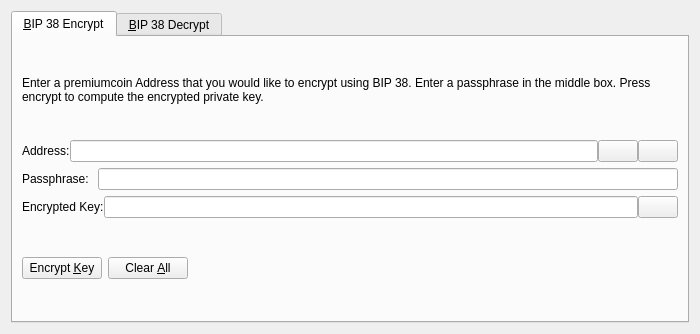
Micenas/antimony, file src/qt/forms/bip38tooldialog.ui: the form before one commit.
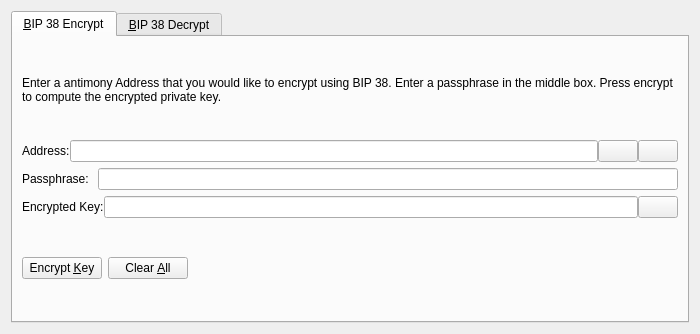
The form after the commit. The open tabs and pages were chosen to show the change. Icons and pictures are not drawn. Custom widgets are drawn as their Qt base class.

Patch:
```diff
--- a/src/qt/forms/bip38tooldialog.ui
+++ b/src/qt/forms/bip38tooldialog.ui
@@ -30,7 +30,7 @@
        <item>
         <widget class="QLabel" name="infoLabel_ENC">
          <property name="text">
-          <string>Enter a premiumcoin Address that you would like to encrypt using BIP 38. Enter a passphrase in the middle box. Press encrypt to compute the encrypted private key.</string>
+          <string>Enter a antimony Address that you would like to encrypt using BIP 38. Enter a passphrase in the middle box. Press encrypt to compute the encrypted private key.</string>
          </property>
          <property name="textFormat">
           <enum>Qt::PlainText</enum>
```
Left out of the diff: 24 changed lines with no effect on the pictures.
